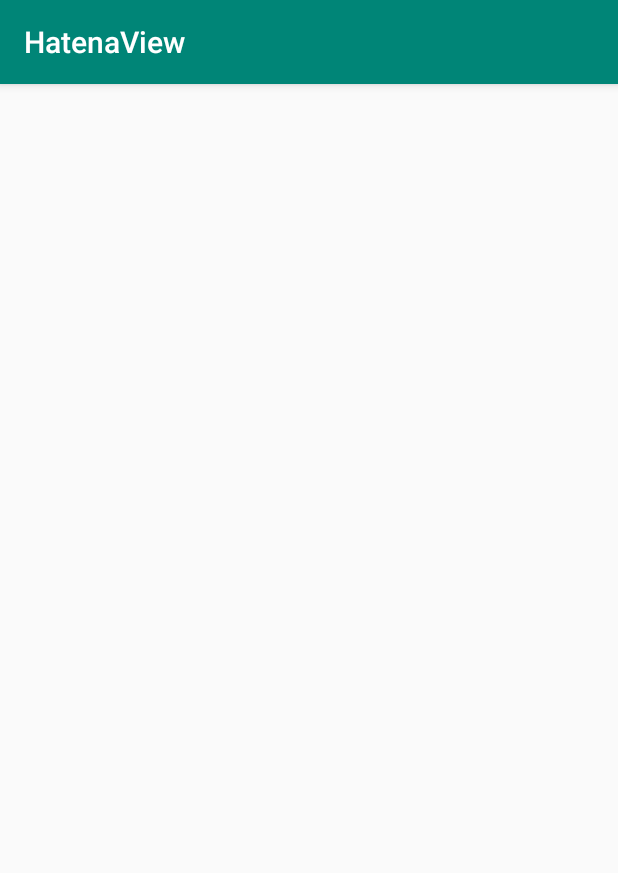
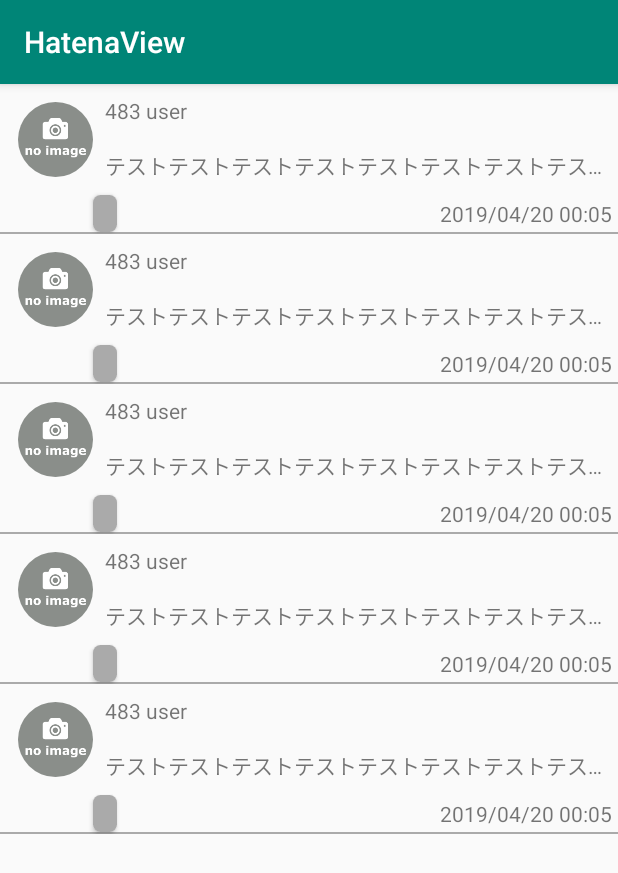
Before and after one commit to ksugawara61/HatenaView, an Android app: the screen it shows after launch (MainActivity), on a phone screen of 412 x 824 dp. Shown: the top 873 px of the screen. Run offline under Robolectric (Android 15) with nearby library versions, the phone set to English and light mode, and no system bars; our stand-ins replace FlexboxLayout, Timber, data binding; plain views replace RoundedImageView; 2 statements that could not run were skipped.

Commit message:
[add] Activity / Adapterの処理を追加

```diff
--- a/app/build.gradle
+++ b/app/build.gradle
@@ -4,6 +4,9 @@ apply plugin: 'kotlin-android-extensions'
 apply plugin: 'kotlin-kapt'
 
 android {
+    dataBinding {
+        enabled = true
+    }
     compileSdkVersion 28
     defaultConfig {
         applicationId "net.k2o_info.hatenaview"
--- a/app/src/main/java/net/k2o_info/hatenaview/viewmodel/activity/MainActivity.kt
+++ b/app/src/main/java/net/k2o_info/hatenaview/viewmodel/activity/MainActivity.kt
@@ -1,13 +1,45 @@
 package net.k2o_info.hatenaview.viewmodel.activity
 
+import android.databinding.DataBindingUtil
 import android.support.v7.app.AppCompatActivity
 import android.os.Bundle
+import android.support.v7.widget.LinearLayoutManager
+import android.support.v7.widget.RecyclerView
+import net.k2o_info.hatenaview.databinding.ActivityMainBinding
 import net.k2o_info.hatenaview.R
+import net.k2o_info.hatenaview.viewmodel.adapter.ArticleRecyclerAdapter
+import java.util.*
+import kotlin.collections.ArrayList
 
+/**
+ * メインアクティビティ
+ *
+ * @author katsuya
+ * @since 1.0.0
+ */
 class MainActivity : AppCompatActivity() {
 
+    /**
+     * アクティビティ生成時に呼ばれる
+     *
+     * @param savedInstanceState
+     */
     override fun onCreate(savedInstanceState: Bundle?) {
         super.onCreate(savedInstanceState)
         setContentView(R.layout.activity_main)
+        val binding: ActivityMainBinding = DataBindingUtil.setContentView(this, R.layout.activity_main)
+        val recyclerView: RecyclerView = binding.recyclerView
+        val linearLayoutManager = LinearLayoutManager(this)
+        recyclerView.layoutManager = linearLayoutManager
+
+        val recyclerAdapter = ArticleRecyclerAdapter(this)
+
+        // TODO: 暫定対処
+        val itemList = ArrayList<String>(Arrays.asList("1", "2", "3", "4", "5"))
+        recyclerAdapter.updateItems(itemList)
+
+        recyclerView.adapter = recyclerAdapter
     }
+
+
 }
--- /dev/null
+++ b/app/src/main/java/net/k2o_info/hatenaview/viewmodel/adapter/ArticleRecyclerAdapter.kt
@@ -0,0 +1,62 @@
+package net.k2o_info.hatenaview.viewmodel.adapter
+
+import android.content.Context
+import android.support.v7.widget.RecyclerView
+import android.view.LayoutInflater
+import android.view.ViewGroup
+import net.k2o_info.hatenaview.R
+
+class ArticleRecyclerAdapter(context: Context) : RecyclerView.Adapter<ViewHolder>() {
+
+    private val inflater: LayoutInflater = LayoutInflater.from(context)
+    private var list: List<String> = emptyList()
+
+    /**
+     * 新規ViewHolderが渡されたときに呼ばれる
+     *
+     * @param viewGroup ビューの要素
+     * @param viewType ビューの種類
+     * @return 新しいViewHolder
+     */
+    override fun onCreateViewHolder(viewGroup: ViewGroup, viewType: Int): ViewHolder {
+        return ViewHolder(inflater.inflate(R.layout.adapter_article, viewGroup, false))
+    }
+
+    /**
+     * 要素が表示されたときに呼ばれる
+     *
+     * @param viewHolder ビューホルダー
+     * @param position 要素番号
+     */
+    override fun onBindViewHolder(viewHolder: ViewHolder, position: Int) {
+        val item = list.getOrNull(position)
+
+        if (item != null) {
+            // 変数の格納
+            //viewHolder.getBinding().setVariable(BR.photo, item)
+
+            // タップ時の処理
+            viewHolder.getView().setOnClickListener {
+                //listener.onClickedListener(it, item, position)
+            }
+        }
+    }
+
+    /**
+     * 要素数を返却
+     *
+     * @return 要素数
+     */
+    override fun getItemCount(): Int {
+        return list.size
+    }
+
+    /**
+     * 要素のアップデート
+     */
+    fun updateItems(list: List<String>) {
+        this.list = list
+        notifyDataSetChanged()
+    }
+
+}
--- /dev/null
+++ b/app/src/main/java/net/k2o_info/hatenaview/viewmodel/adapter/ViewHolder.kt
@@ -0,0 +1,26 @@
+package net.k2o_info.hatenaview.viewmodel.adapter
+
+import android.databinding.DataBindingUtil
+import android.databinding.ViewDataBinding
+import android.support.v7.widget.RecyclerView
+import android.view.View
+
+/**
+ * ビューホルダー
+ *
+ * @author katsuya
+ * @since 1.0.0
+ */
+class ViewHolder(itemView: View) : RecyclerView.ViewHolder(itemView) {
+
+    private var view: View = itemView
+    private var binding: ViewDataBinding = DataBindingUtil.bind(itemView)!!
+
+    fun getView(): View {
+        return view
+    }
+
+    fun getBinding(): ViewDataBinding {
+        return binding
+    }
+}
--- a/app/src/main/res/layout/activity_main.xml
+++ b/app/src/main/res/layout/activity_main.xml
@@ -1,4 +1,6 @@
 <?xml version="1.0" encoding="utf-8"?>
+<layout>
+
     <android.support.constraint.ConstraintLayout
             xmlns:android="http://schemas.android.com/apk/res/android"
             xmlns:tools="http://schemas.android.com/tools"
@@ -20,10 +22,11 @@
                     android:id="@+id/recycler_view"
                     android:layout_width="match_parent"
                     android:layout_height="match_parent"
-                android:visibility="gone"
                     tools:listitem="@layout/adapter_article"
                     app:layoutManager="android.support.v7.widget.LinearLayoutManager" />
 
         </android.support.v4.widget.SwipeRefreshLayout>
 
     </android.support.constraint.ConstraintLayout>
+
+</layout>
--- a/app/src/main/res/layout/adapter_article.xml
+++ b/app/src/main/res/layout/adapter_article.xml
@@ -1,6 +1,6 @@
 <?xml version="1.0" encoding="utf-8"?>
 <layout xmlns:android="http://schemas.android.com/apk/res/android"
-        xmlns:app="http://schemas.android.com/apk/res-auto">
+        xmlns:app="http://schemas.android.com/apk/res-auto" xmlns:bind="http://schemas.android.com/tools">
 
     <android.support.constraint.ConstraintLayout
             android:layout_width="match_parent"
@@ -31,10 +31,8 @@
         <TextView
                 android:id="@+id/title"
                 android:text="テストテストテストテストテストテストテストテストテストテストテストテストテストテストテストテストテストテストテスト"
-                android:textColor="@android:color/white"
                 android:layout_width="0dp"
                 android:layout_height="wrap_content"
-                android:background="#11000000"
                 android:padding="@dimen/layout_padding_short"
                 android:singleLine="true"
                 android:ellipsize="end"
@@ -45,6 +43,9 @@
         <include
                 android:id="@+id/genre"
                 layout="@layout/tag_item"
+                android:layout_width="wrap_content"
+                android:layout_height="wrap_content"
+                bind:tag="@{`sample`}"
                 app:layout_constraintTop_toBottomOf="@id/title"
                 app:layout_constraintStart_toEndOf="@id/thumbnail"
                 app:layout_constraintBottom_toBottomOf="parent"/>
@@ -69,6 +70,14 @@
                 app:layout_constraintStart_toEndOf="@id/thumbnail"
                 app:layout_constraintEnd_toEndOf="parent"/>
 
+        <View
+                android:layout_width="0dp"
+                android:layout_height="1dp"
+                android:background="@android:color/darker_gray"
+                app:layout_constraintStart_toStartOf="parent"
+                app:layout_constraintEnd_toEndOf="parent"
+                app:layout_constraintBottom_toBottomOf="parent"/>
+
     </android.support.constraint.ConstraintLayout>
 
 </layout>
--- a/app/src/main/res/layout/adapter_top_article.xml
+++ b/app/src/main/res/layout/adapter_top_article.xml
@@ -45,6 +45,8 @@
         <include
                 android:id="@+id/genre"
                 layout="@layout/tag_item"
+                android:layout_width="wrap_content"
+                android:layout_height="wrap_content"
                 app:layout_constraintTop_toBottomOf="@id/thumbnail"
                 app:layout_constraintStart_toStartOf="parent"
                 app:layout_constraintBottom_toBottomOf="parent"/>
@@ -69,6 +71,14 @@
                 app:layout_constraintStart_toStartOf="parent"
                 app:layout_constraintEnd_toEndOf="parent"/>
 
+        <View
+                android:layout_width="0dp"
+                android:layout_height="1dp"
+                android:background="@android:color/darker_gray"
+                app:layout_constraintStart_toStartOf="parent"
+                app:layout_constraintEnd_toEndOf="parent"
+                app:layout_constraintBottom_toBottomOf="parent"/>
+
     </android.support.constraint.ConstraintLayout>
 
 </layout>
--- a/app/src/main/res/layout/tag_item.xml
+++ b/app/src/main/res/layout/tag_item.xml
@@ -13,7 +13,6 @@
             android:layout_width="wrap_content"
             android:layout_height="wrap_content"
             android:layout_margin="@dimen/layout_margin_mini"
-            android:background="@android:color/darker_gray"
             app:cardCornerRadius="5dp">
 
         <android.support.constraint.ConstraintLayout
@@ -25,6 +24,7 @@
                     android:text="@{tag}"
                     android:textSize="12sp"
                     android:textColor="@android:color/white"
+                    android:background="@android:color/darker_gray"
                     android:layout_width="wrap_content"
                     android:layout_height="wrap_content"
                     android:paddingStart="@dimen/layout_padding_short"
```
Lines whose indentation alone changed are shown as unchanged.
